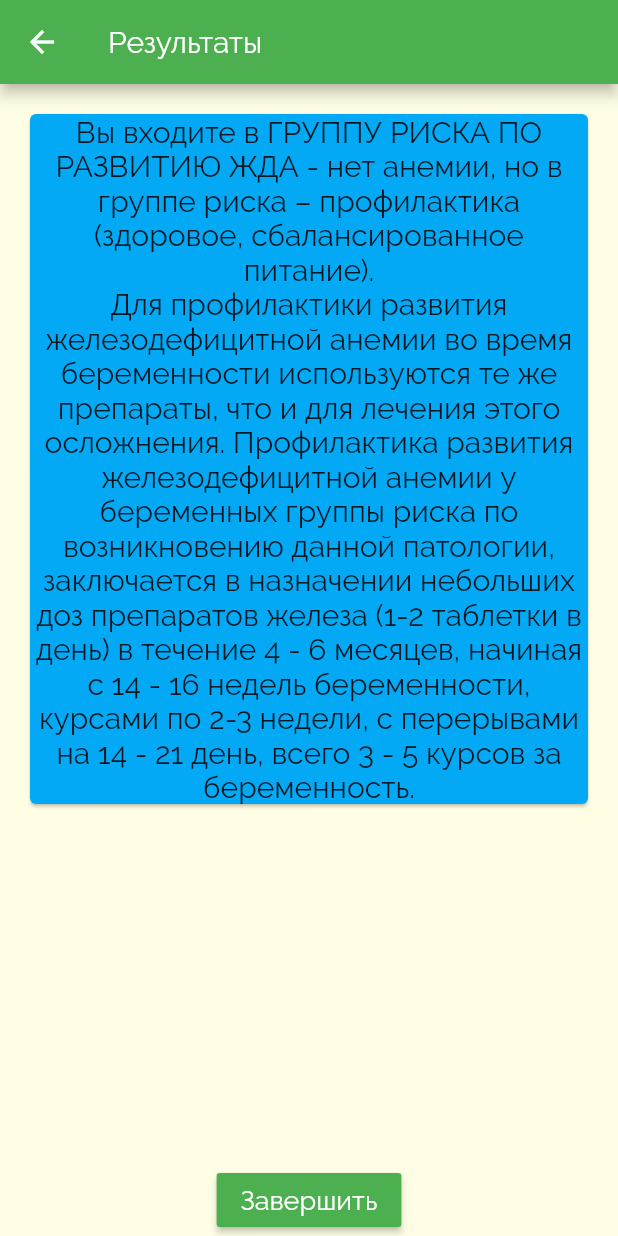
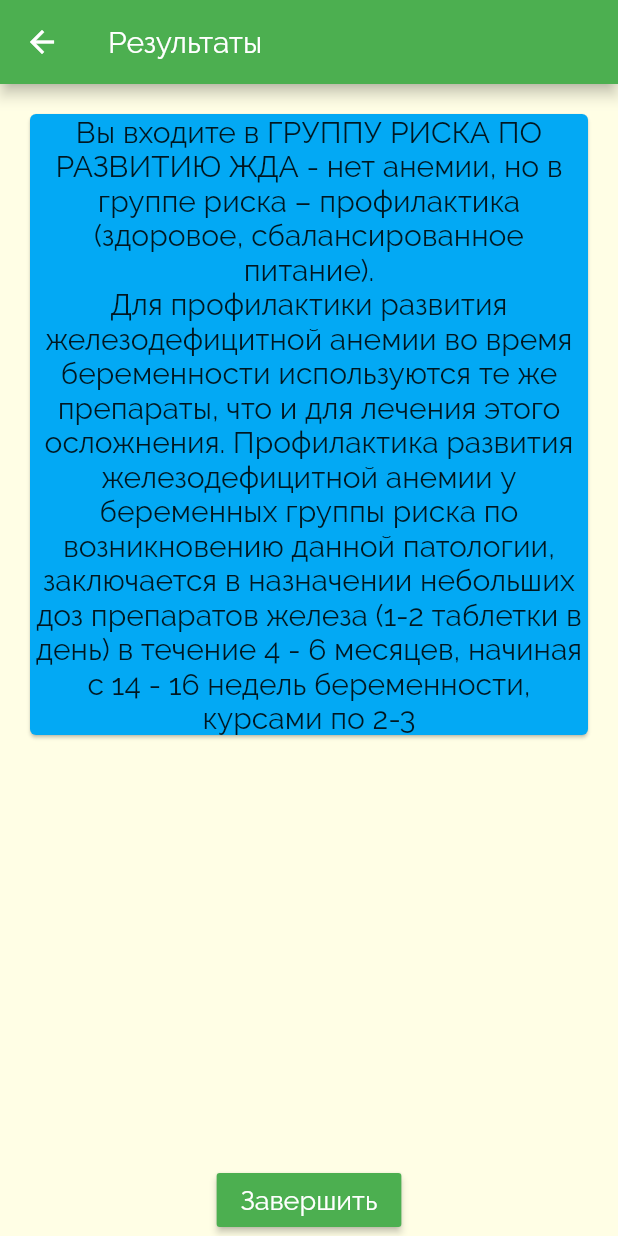
Before and after one commit to adjanybekov/flutter_EneBala, a Flutter app: the AnketaResultScreen screen opened directly, on a phone screen of 412 x 824 dp. Run offline on Flutter 3.47's test engine with Material 2 defaults, Android fonts, the phone set to English and light mode, and no system bars; our stand-ins replace image_picker; missing offline and left inert: tree_view.

Commit message:
bugfix: fixed symptom screen bug

```diff
--- a/lib/screen_result.dart
+++ b/lib/screen_result.dart
@@ -29,10 +29,11 @@ class AnketaResultScreen extends StatelessWidget {
                     // padding: EdgeInsets.all(10),
                     child: Flexible(
                       child: Text(
-                        'Вы входите в ГРУППУ РИСКА ПО РАЗВИТИЮ ЖДА - нет анемии, но в группе риска – профилактика (здоровое, сбалансированное питание).                                                  Для профилактики развития железодефицитной анемии во время беременности используются те же препараты, что и для лечения этого осложнения. Профилактика развития железодефицитной анемии у беременных группы риска по возникновению данной патологии, заключается в назначении небольших доз препаратов железа (1-2 таблетки в день) в течение 4 - 6 месяцев, начиная с 14 - 16 недель беременности, курсами по 2-3 недели, с перерывами на 14 - 21 день, всего 3 - 5 курсов за беременность. ',
+                        'Вы входите в ГРУППУ РИСКА ПО РАЗВИТИЮ ЖДА - нет анемии, но в группе риска – профилактика (здоровое, сбалансированное питание).                                                  Для профилактики развития железодефицитной анемии во время беременности используются те же препараты, что и для лечения этого осложнения. Профилактика развития железодефицитной анемии у беременных группы риска по возникновению данной патологии, заключается в назначении небольших доз препаратов железа (1-2 таблетки в день) в течение 4 - 6 месяцев, начиная с 14 - 16 недель беременности, курсами по 2-3 ',
                         style: TextStyle(fontSize: 20),
                         textAlign: TextAlign.center,
                       ),
+                      fit: FlexFit.tight,
                     ),
                   )
                 ],
--- a/lib/widgets/SymptomItem.dart
+++ b/lib/widgets/SymptomItem.dart
@@ -15,11 +15,10 @@ class _SymptomItemState extends State<SymptomItem> {
   Widget build(BuildContext context) {
     return Card(
       child: ListTile(
-          title: new Expanded(
-              child: new Text(
+          title: new Text(
             symptom.name,
             style: TextStyle(fontWeight: FontWeight.bold, fontSize: 18),
-          )),
+          ),
           trailing: new Checkbox(
               value: symptom.isCheck,
               onChanged: (bool value) {
```
